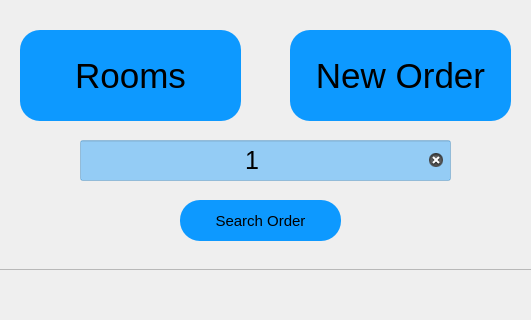
The window that src/UI/UI_Files/home_menu_widget.ui (Mandalflik02/Room_Management_Hotels) describes before a commit, drawn with Qt 5; both pictures show x 385 to 916 and y 180 to 500 of the 1300 by 610 pixel window.
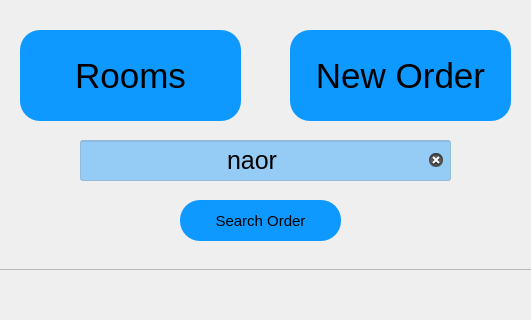
The same window after the commit.

```diff
--- a/src/UI/UI_Files/home_menu_widget.ui
+++ b/src/UI/UI_Files/home_menu_widget.ui
@@ -79,7 +79,7 @@
      <string/>
     </property>
     <property name="text">
-     <string>1</string>
+     <string>naor</string>
     </property>
     <property name="maxLength">
      <number>8</number>
```
